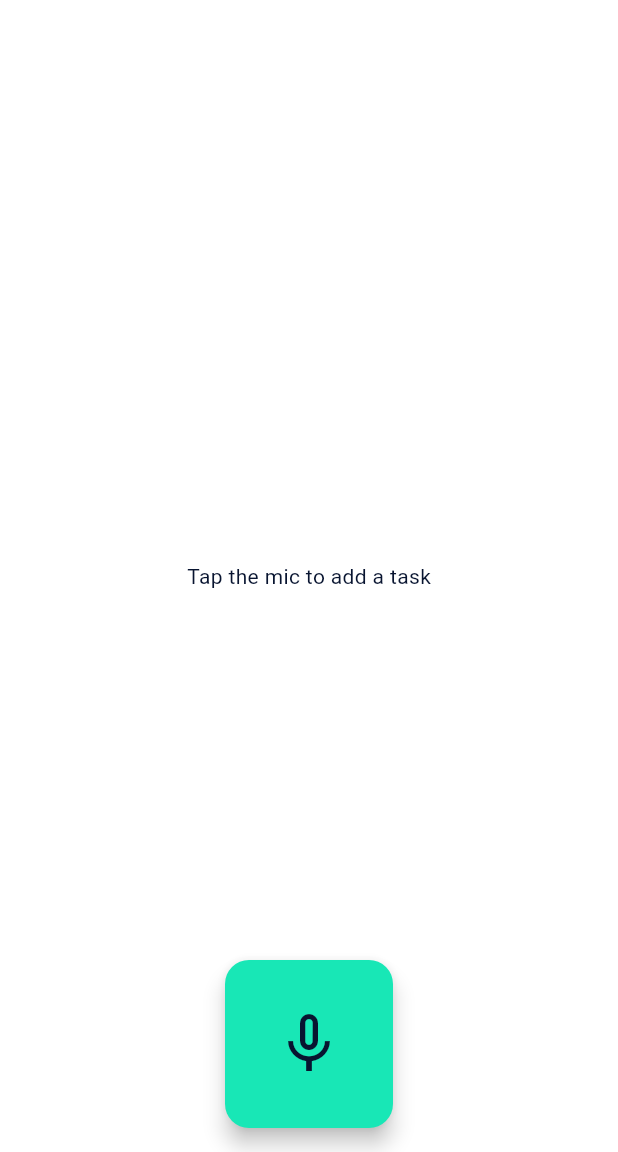
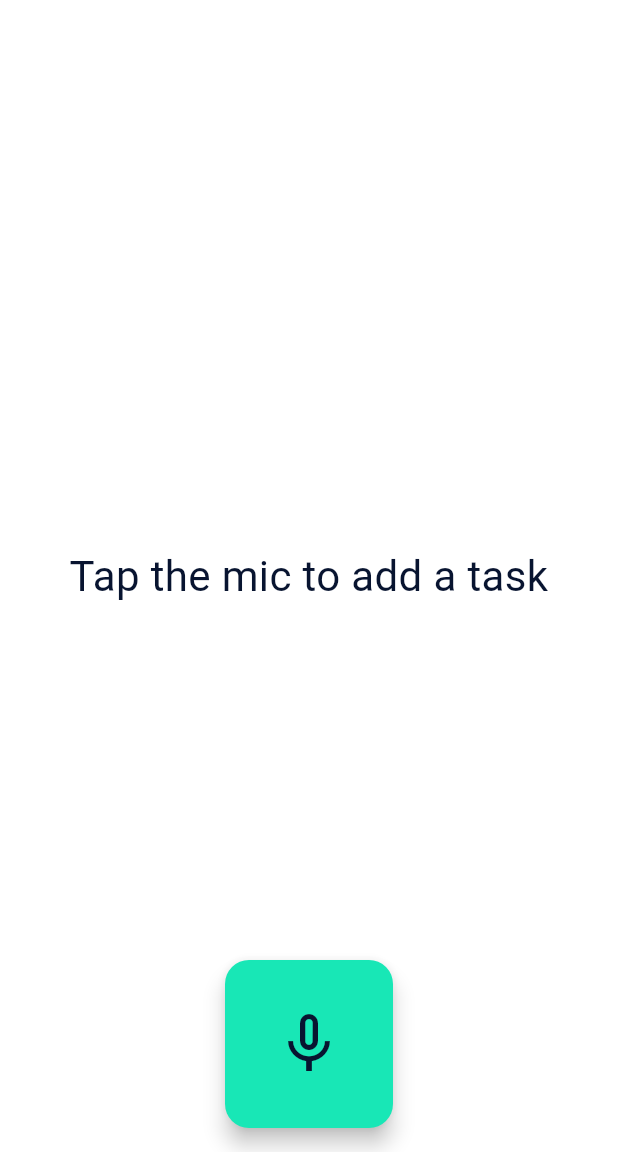
Before and after one commit to rullo24/ListenThenTask, a Flutter app: the screen it shows after launch, on a phone screen of 412 x 824 dp, the part 84-1236 px from its top. Run offline on Flutter 3.47's test engine with Material 3 defaults, Android fonts, the phone set to English and light mode, and no system bars; our stand-ins replace google_sign_in; missing offline and left inert: googleapis, vosk_flutter.

Commit message:
[fix] - increased text size

```diff
--- a/lib/pages/pages_home.dart
+++ b/lib/pages/pages_home.dart
@@ -130,12 +130,16 @@ class _HomePageState extends State<HomePage> {
       context: context,
       builder: (dialogContext) {
         return AlertDialog(
-          title: const Text('Add to Google Tasks?'),
+          title: const Text(
+            'Add to Google Tasks?',
+            style: TextStyle(fontSize: 24),
+          ),
           content: TextField(
             controller: controller,
             autofocus: true,
             minLines: 3,
             maxLines: null,
+            style: const TextStyle(fontSize: 22),
             decoration: const InputDecoration(border: OutlineInputBorder()),
           ),
           actionsPadding: const EdgeInsets.fromLTRB(16, 0, 16, 16),
@@ -210,10 +214,15 @@ class _HomePageState extends State<HomePage> {
       body: Stack(
         children: [
           Center(
-            child: Text(
-              _isListening
-                  ? (_displayText.isEmpty ? 'Listening...' : _displayText)
-                  : 'Tap the mic to add a task',
+            child: Padding(
+              padding: const EdgeInsets.symmetric(horizontal: 32),
+              child: Text(
+                _isListening
+                    ? (_displayText.isEmpty ? 'Listening...' : _displayText)
+                    : 'Tap the mic to add a task',
+                textAlign: TextAlign.center,
+                style: const TextStyle(fontSize: 28),
+              ),
             ),
           ),
           if (_showSuccessTick)
```
